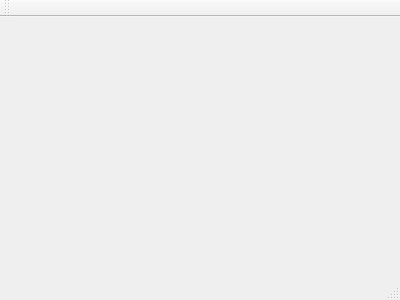
Qt form mainwindow.ui (Wigmarr/MouseAnalysis) before a commit.
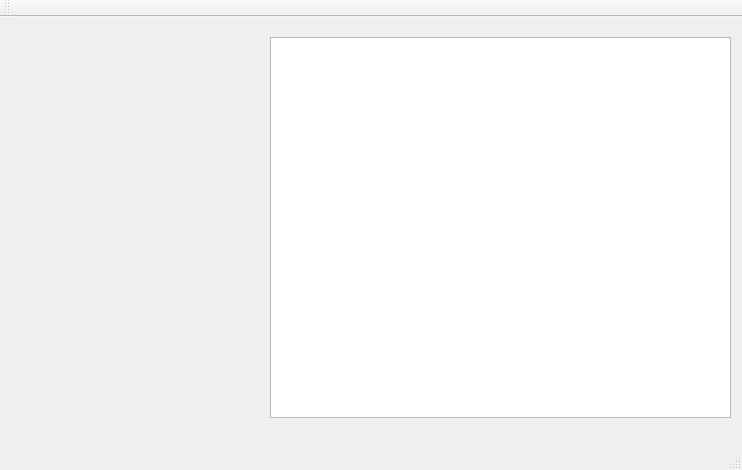
The same form after that commit.

```diff
--- a/mainwindow.ui
+++ b/mainwindow.ui
@@ -1,24 +1,50 @@
 <ui version="4.0">
  <class>MainWindow</class>
- <widget class="QMainWindow" name="MainWindow" >
-  <property name="geometry" >
+ <widget class="QMainWindow" name="MainWindow">
+  <property name="geometry">
    <rect>
     <x>0</x>
     <y>0</y>
-    <width>400</width>
-    <height>300</height>
+    <width>742</width>
+    <height>470</height>
    </rect>
   </property>
   <property name="windowTitle" >
    <string>MainWindow</string>
   </property>
-  <widget class="QMenuBar" name="menuBar" />
-  <widget class="QToolBar" name="mainToolBar" />
-  <widget class="QWidget" name="centralWidget" />
-  <widget class="QStatusBar" name="statusBar" />
+  <widget class="QWidget" name="centralWidget">
+   <widget class="QGraphicsView" name="graphicsView">
+    <property name="geometry">
+     <rect>
+      <x>270</x>
+      <y>20</y>
+      <width>461</width>
+      <height>381</height>
+     </rect>
+    </property>
+   </widget>
+  </widget>
+  <widget class="QMenuBar" name="menuBar">
+   <property name="geometry">
+    <rect>
+     <x>0</x>
+     <y>0</y>
+     <width>742</width>
+     <height>21</height>
+    </rect>
+   </property>
+  </widget>
+  <widget class="QToolBar" name="mainToolBar">
+   <attribute name="toolBarArea">
+    <enum>TopToolBarArea</enum>
+   </attribute>
+   <attribute name="toolBarBreak">
+    <bool>false</bool>
+   </attribute>
+  </widget>
+  <widget class="QStatusBar" name="statusBar"/>
  </widget>
- <layoutDefault spacing="6" margin="11" />
- <pixmapfunction></pixmapfunction>
+ <layoutdefault spacing="6" margin="11"/>
  <resources/>
  <connections/>
 </ui>
```
Left out of the diff: 3 changed lines with no effect on the pictures.
